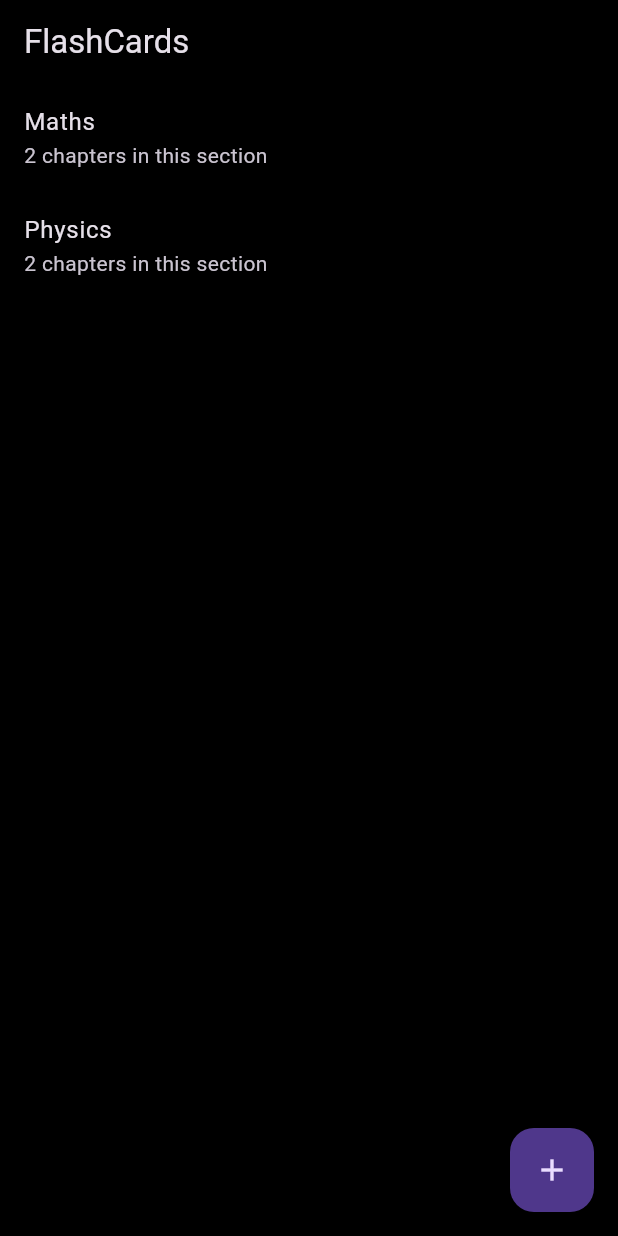
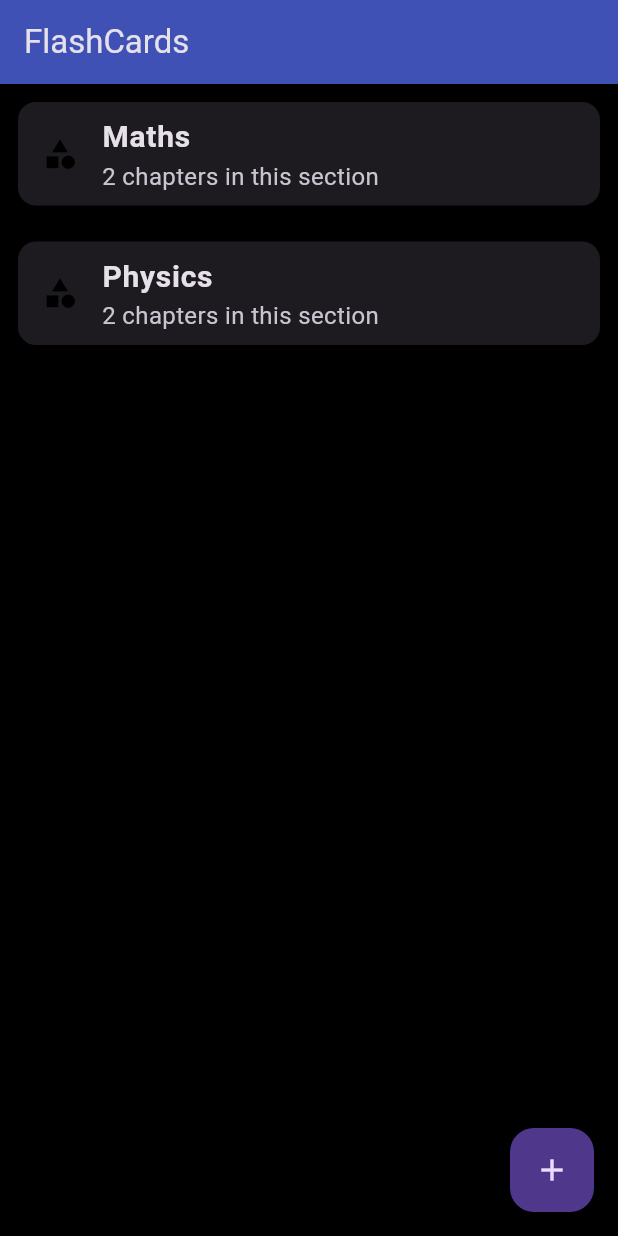
Before and after one commit to ashwinpraveengo/Flashcard, a Flutter app: the screen it shows after launch, on a phone screen of 412 x 824 dp. Run offline on Flutter 3.47's test engine with Material 3 defaults, Android fonts, the phone set to English and light mode, and no system bars; our stand-ins replace flip_card; missing offline and left inert: flutter_math_fork.

Commit message:
Styled Subject Menu

```diff
--- a/flashcard/lib/main.dart
+++ b/flashcard/lib/main.dart
@@ -77,7 +77,7 @@ class MyApp extends StatelessWidget {
         primaryColor: Colors.black,
         scaffoldBackgroundColor: Colors.black,
         appBarTheme: const AppBarTheme(
-          backgroundColor: Colors.black,
+          backgroundColor: Colors.indigo,
         ),
       ),
       home: SubjectListScreen(subjects: subjects),
@@ -104,10 +104,24 @@ class _SubjectListScreenState extends State<SubjectListScreen> {
       body: ListView.builder(
         itemCount: widget.subjects.length,
         itemBuilder: (context, index) {
-          return ListTile(
-            title: Text(widget.subjects[index].name),
+          IconData iconData = Icons.category; // Change the icon based on your preference
+
+          return Padding(
+            padding: const EdgeInsets.all(8.0),
+            child: Card(
+              elevation: 4,
+              child: ListTile(
+                leading: Icon(
+                  iconData,
+                  color: Theme.of(context).primaryColor,
+                ),
+                title: Text(
+                  widget.subjects[index].name,
+                  style: TextStyle(fontSize: 20, fontWeight: FontWeight.bold),
+                ),
                 subtitle: Text(
                   "${widget.subjects[index].chapters.length} chapters in this section",
+                  style: TextStyle(fontSize: 16),
                 ),
                 onTap: () {
                   Navigator.push(
@@ -118,6 +132,8 @@ class _SubjectListScreenState extends State<SubjectListScreen> {
                     ),
                   );
                 },
+              ),
+            ),
           );
         },
       ),
@@ -129,6 +145,7 @@ class _SubjectListScreenState extends State<SubjectListScreen> {
       ),
     );
   }
+
 
   void _showAddSubjectDialog(BuildContext context) {
     TextEditingController subjectController = TextEditingController();
```
Lines whose indentation alone changed are shown as unchanged.
